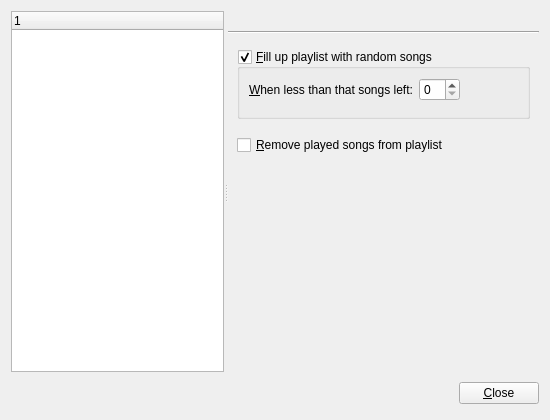
The window that ui/preferencesdialog.ui (Voker57/qmpdclient) describes before a commit, drawn with Qt 5.
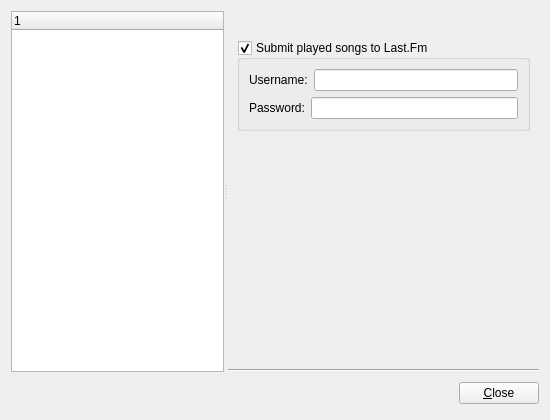
The same window after the commit.

Commit message: Added initial Last.Fm support (no real scrobbling so far)

What changed in the file:
```diff
--- a/ui/preferencesdialog.ui
+++ b/ui/preferencesdialog.ui
@@ -68,17 +68,10 @@
          </property>
         </widget>
        </item>
-       <item>
-        <widget class="Line" name="line_2">
-         <property name="orientation">
-          <enum>Qt::Horizontal</enum>
-         </property>
-        </widget>
-       </item>
        <item>
         <widget class="QStackedWidget" name="widgetStack">
          <property name="currentIndex">
-          <number>9</number>
+          <number>15</number>
          </property>
          <widget class="QWidget" name="connectionPage">
           <layout class="QVBoxLayout">
@@ -1553,6 +1546,83 @@
            </item>
           </layout>
          </widget>
+         <widget class="QWidget" name="lastFmPage">
+          <layout class="QVBoxLayout" name="verticalLayout">
+           <item>
+            <widget class="QGroupBox" name="submitSongsToLastFmCheck">
+             <property name="checked">
+              <bool>false</bool>
+             </property>
+             <property name="title">
+              <string>Submit played songs to Last.Fm</string>
+             </property>
+             <property name="checkable">
+              <bool>true</bool>
+             </property>
+             <layout class="QVBoxLayout" name="verticalLayout_2">
+              <item>
+               <layout class="QHBoxLayout" name="horizontalLayout">
+                <item>
+                 <widget class="QLabel" name="label_10">
+                  <property name="text">
+                   <string>Username:</string>
+                  </property>
+                  <property name="buddy">
+                   <cstring>lastFmUsernameEdit</cstring>
+                  </property>
+                 </widget>
+                </item>
+                <item>
+                 <widget class="QLineEdit" name="lastFmUsernameEdit"/>
+                </item>
+               </layout>
+              </item>
+              <item>
+               <layout class="QHBoxLayout" name="horizontalLayout_2">
+                <item>
+                 <widget class="QLabel" name="label_11">
+                  <property name="text">
+                   <string>Password:</string>
+                  </property>
+                  <property name="buddy">
+                   <cstring>lastFmPasswordEdit</cstring>
+                  </property>
+                 </widget>
+                </item>
+                <item>
+                 <widget class="QLineEdit" name="lastFmPasswordEdit">
+                  <property name="echoMode">
+                   <enum>QLineEdit::Password</enum>
+                  </property>
+                 </widget>
+                </item>
+               </layout>
+              </item>
+             </layout>
+            </widget>
+           </item>
+           <item>
+            <spacer name="verticalSpacer">
+             <property name="orientation">
+              <enum>Qt::Vertical</enum>
+             </property>
+             <property name="sizeHint" stdset="0">
+              <size>
+               <width>20</width>
+               <height>40</height>
+              </size>
+             </property>
+            </spacer>
+           </item>
+          </layout>
+         </widget>
+        </widget>
+       </item>
+       <item>
+        <widget class="Line" name="line_2">
+         <property name="orientation">
+          <enum>Qt::Horizontal</enum>
+         </property>
         </widget>
        </item>
       </layout>
```
The commit also changes 9 other files.
